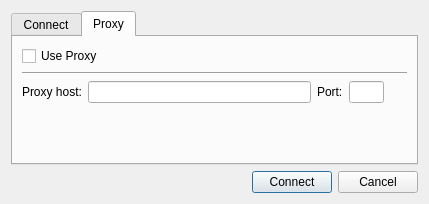
This is connectdialog.ui in matoom/frostbite as Qt 5 draws it before an edit. The edited form follows.
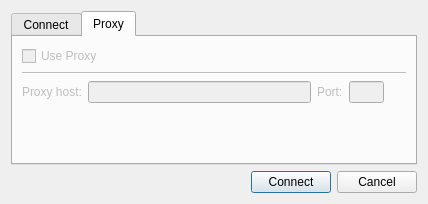
This is the edited form. The open tabs and pages were chosen to show the change. Icons and pictures are not drawn.

What changed in the file:
```diff
--- a/connectdialog.ui
+++ b/connectdialog.ui
@@ -6,16 +6,28 @@
    <rect>
     <x>0</x>
     <y>0</y>
-    <width>429</width>
+    <width>428</width>
     <height>204</height>
    </rect>
   </property>
   <property name="sizePolicy">
-   <sizepolicy hsizetype="Preferred" vsizetype="Preferred">
+   <sizepolicy hsizetype="Fixed" vsizetype="Fixed">
     <horstretch>0</horstretch>
     <verstretch>0</verstretch>
    </sizepolicy>
   </property>
+  <property name="minimumSize">
+   <size>
+    <width>428</width>
+    <height>204</height>
+   </size>
+  </property>
+  <property name="maximumSize">
+   <size>
+    <width>428</width>
+    <height>204</height>
+   </size>
+  </property>
   <property name="windowTitle">
    <string>Connect</string>
   </property>
@@ -34,6 +46,9 @@
     <layout class="QVBoxLayout" name="verticalLayout_4">
      <item>
       <widget class="QTabWidget" name="tabWidget">
+       <property name="enabled">
+        <bool>true</bool>
+       </property>
        <property name="currentIndex">
         <number>0</number>
        </property>
@@ -175,6 +190,9 @@
         </layout>
        </widget>
        <widget class="QWidget" name="proxyTab">
+        <property name="enabled">
+         <bool>false</bool>
+        </property>
         <attribute name="title">
          <string>Proxy</string>
         </attribute>
```
Left out of the diff: 14 changed lines with no effect on the pictures.
